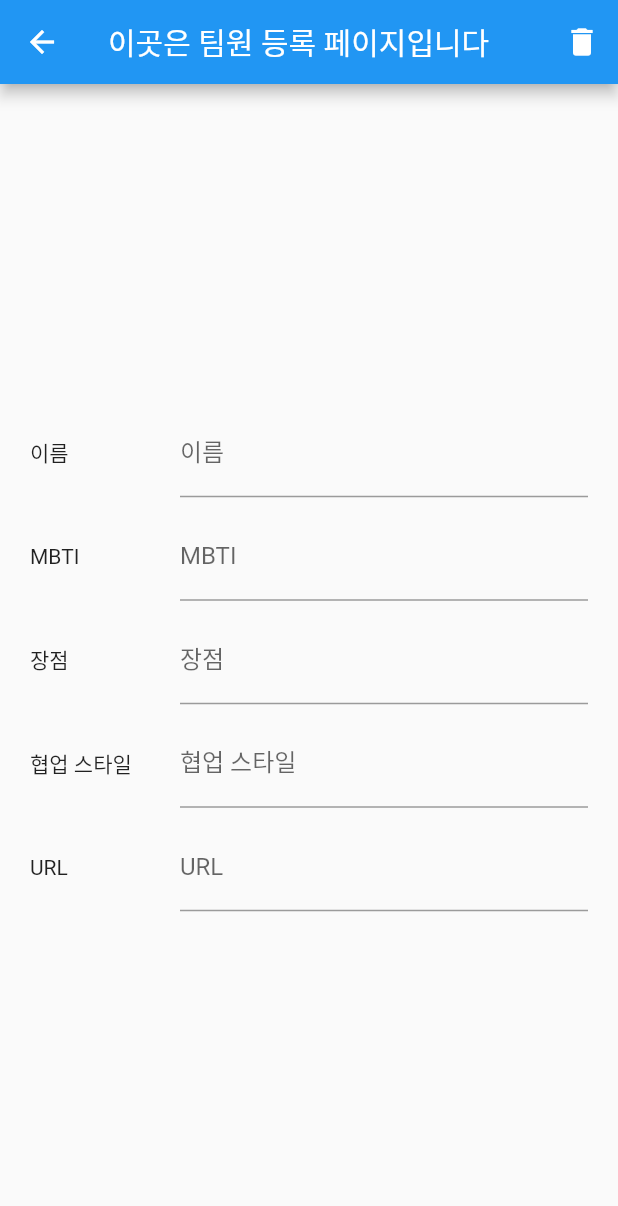
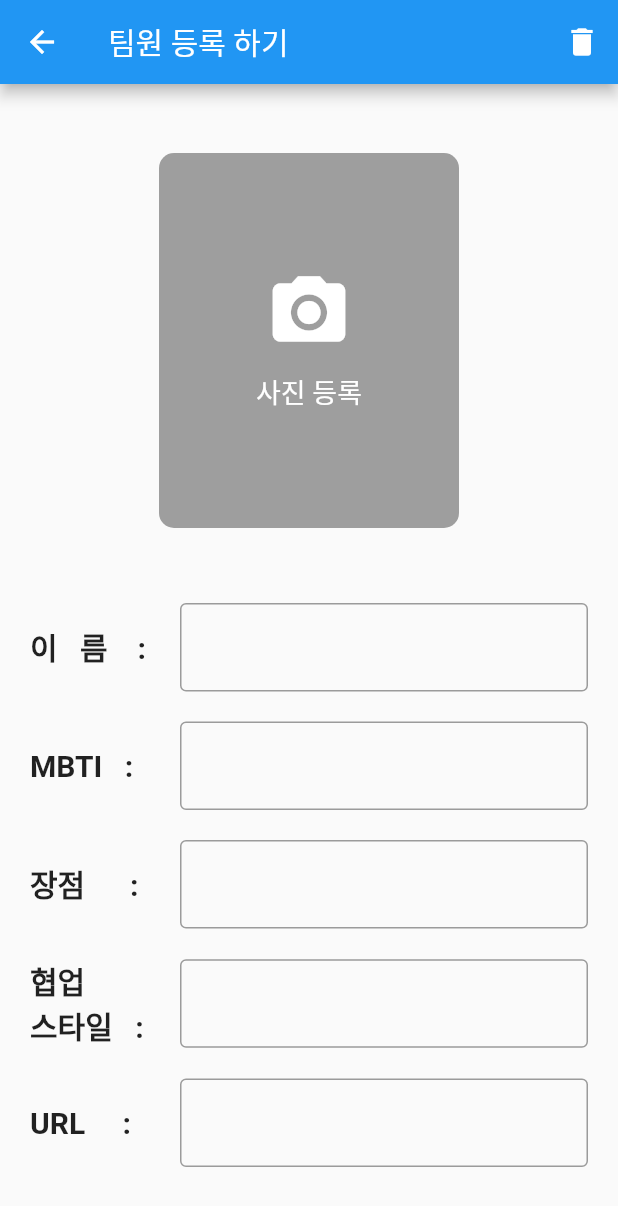
Before and after one commit to lcho3878/teampage, a Flutter app: the MemberAdd screen opened directly, on a phone screen of 412 x 824 dp. Shown: the top 1206 px of the screen. Run offline on Flutter 3.47's test engine with Material 2 defaults, Android fonts, the phone set to English and light mode, and no system bars.

Commit message:
사진등록까지만듬

```diff
--- a/lib/main.dart
+++ b/lib/main.dart
@@ -112,7 +112,7 @@ class MemberAdd extends StatelessWidget {
   Widget build(BuildContext context) {
     return Scaffold(
       appBar: AppBar(
-        title: Text('이곳은 팀원 등록 페이지입니다'),
+        title: Text('팀원 등록 하기'),
         actions: [
           IconButton(
             icon: Icon(Icons.delete),
@@ -133,7 +133,7 @@ class MemberAdd extends StatelessWidget {
                       TextButton(
                         child: Text('삭제'),
                         onPressed: () {
-                          // 삭제 동작을 수행하는 코드를 여기에 추가하세요.
+                          // 삭제 동작을 수행하는 코드
                           Navigator.of(context).pop(); // 다이얼로그 닫기
                         },
                       ),
@@ -147,84 +147,176 @@ class MemberAdd extends StatelessWidget {
       ),
       body: Center(
         child: Padding(
-          padding: const EdgeInsets.all(20.0),
+          padding: const EdgeInsets.all(20),
           child: Column(
             mainAxisAlignment: MainAxisAlignment.center,
             children: [
+              Stack(
+                alignment: Alignment.center,
+                children: [
+                  Container(
+                    width: 200,
+                    height: 250,
+                    decoration: BoxDecoration(
+                      borderRadius: BorderRadius.circular(10),
+                      color: Colors.grey,
+                    ),
+                  ),
+                  Column(
+                    mainAxisAlignment: MainAxisAlignment.center,
+                    children: [
+                      Icon(
+                        Icons.camera_alt,
+                        size: 58,
+                        color: Colors.white,
+                      ),
+                      SizedBox(height: 10),
+                      Text(
+                        '사진 등록',
+                        style: TextStyle(
+                          color: Colors.white,
+                          fontSize: 18,
+                        ),
+                      ),
+                    ],
+                  ),
+                ],
+              ),
+              SizedBox(
+                height: 50,
+              ),
               Row(
                 children: [
                   SizedBox(
                     width: 100,
-                    child: Text('이름'),
+                    child: Text(
+                      '이   름    :',
+                      style: TextStyle(
+                        fontSize: 20,
+                        fontWeight: FontWeight.bold,
+                      ),
+                    ),
                   ),
                   Expanded(
-                    child: TextField(
-                      decoration: InputDecoration(
-                        labelText: '이름',
+                    child: Container(
+                      width: 100,
+                      child: TextField(
+                        decoration: InputDecoration(
+                          border: OutlineInputBorder(
+                            borderSide: BorderSide(
+                              color: Colors.grey, // 회색으로 테두리 색상 설정
+                              width: 2.0, // 테두리의 두께 설정
+                            ),
+                          ),
+                        ),
                       ),
                     ),
                   ),
                 ],
               ),
-              SizedBox(height: 10),
+              SizedBox(height: 20),
               Row(
                 children: [
                   SizedBox(
                     width: 100,
-                    child: Text('MBTI'),
+                    child: Text(
+                      'MBTI   :',
+                      style: TextStyle(
+                        fontSize: 20,
+                        fontWeight: FontWeight.bold,
+                      ),
+                    ),
                   ),
                   Expanded(
                     child: TextField(
                       decoration: InputDecoration(
-                        labelText: 'MBTI',
+                        border: OutlineInputBorder(
+                          borderSide: BorderSide(
+                            color: Colors.grey, // 회색으로 테두리 색상 설정
+                            width: 2.0, // 테두리의 두께 설정
+                          ),
+                        ),
                       ),
                     ),
                   ),
                 ],
               ),
-              SizedBox(height: 10),
+              SizedBox(height: 20),
               Row(
                 children: [
                   SizedBox(
                     width: 100,
-                    child: Text('장점'),
+                    child: Text(
+                      '장점      :',
+                      style: TextStyle(
+                        fontSize: 20,
+                        fontWeight: FontWeight.bold,
+                      ),
+                    ),
                   ),
                   Expanded(
                     child: TextField(
                       decoration: InputDecoration(
-                        labelText: '장점',
+                        border: OutlineInputBorder(
+                          borderSide: BorderSide(
+                            color: Colors.grey, // 회색으로 테두리 색상 설정
+                            width: 2.0, // 테두리의 두께 설정
+                          ),
+                        ),
                       ),
                     ),
                   ),
                 ],
               ),
-              SizedBox(height: 10),
+              SizedBox(height: 20),
               Row(
                 children: [
                   SizedBox(
                     width: 100,
-                    child: Text('협업 스타일'),
+                    child: Text(
+                      '협업          스타일   :',
+                      style: TextStyle(
+                        fontSize: 20,
+                        fontWeight: FontWeight.bold,
+                      ),
+                    ),
                   ),
                   Expanded(
                     child: TextField(
                       decoration: InputDecoration(
-                        labelText: '협업 스타일',
+                        border: OutlineInputBorder(
+                          borderSide: BorderSide(
+                            color: Colors.grey, // 회색으로 테두리 색상 설정
+                            width: 2.0, // 테두리의 두께 설정
+                          ),
+                        ),
                       ),
                     ),
                   ),
                 ],
               ),
-              SizedBox(height: 10),
+              SizedBox(height: 20),
               Row(
                 children: [
                   SizedBox(
                     width: 100,
-                    child: Text('URL'),
+                    child: Text(
+                      'URL     :',
+                      style: TextStyle(
+                        fontSize: 20,
+                        fontWeight: FontWeight.bold,
+                      ),
+                    ),
                   ),
                   Expanded(
                     child: TextField(
                       decoration: InputDecoration(
-                        labelText: 'URL',
+                        border: OutlineInputBorder(
+                          borderSide: BorderSide(
+                            color: Colors.grey, // 회색으로 테두리 색상 설정
+                            width: 2.0, // 테두리의 두께 설정
+                          ),
+                        ),
                       ),
                     ),
                   ),
```
